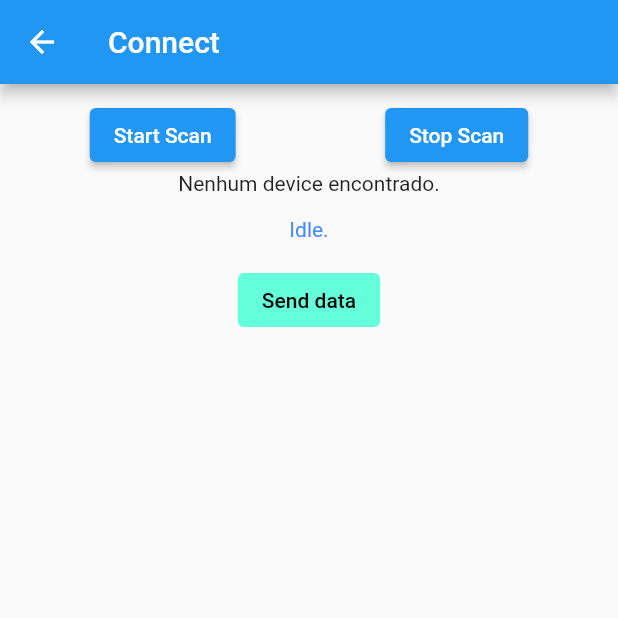
After one commit to kaiquegazola/poc_bluetooth, a Flutter app: the screen it shows after launch, after a tap on "Connect", on a phone screen of 412 x 824 dp, the top half of it. The commit adds this screen. Run offline on Flutter 3.47's test engine with Material 2 defaults, Android fonts, the phone set to English and light mode, and no system bars; our stand-ins replace avatar_glow, flutter_blue.

Commit message:
refactor pages

```diff
--- /dev/null
+++ b/lib/connect/connect_page.dart
@@ -0,0 +1,193 @@
+import 'dart:async';
+
+import 'package:avatar_glow/avatar_glow.dart';
+import 'package:flutter/material.dart';
+import 'package:flutter_blue/flutter_blue.dart';
+
+class ConnectPage extends StatefulWidget {
+  const ConnectPage({Key? key}) : super(key: key);
+
+  @override
+  _ConnectPageState createState() => _ConnectPageState();
+}
+
+class _ConnectPageState extends State<ConnectPage> {
+  BluetoothDevice? selectedDevice;
+  StreamController<String> status = StreamController<String>();
+  String? lastStatus;
+  FlutterBlue flutterBlue = FlutterBlue.instance;
+
+  @override
+  Widget build(BuildContext context) {
+    return Scaffold(
+        appBar: AppBar(
+          title: const Text('Connect'),
+        ),
+        body: SafeArea(
+          child: SingleChildScrollView(
+            padding: const EdgeInsets.all(10),
+            child: Column(
+              mainAxisSize: MainAxisSize.max,
+              crossAxisAlignment: CrossAxisAlignment.center,
+              mainAxisAlignment: MainAxisAlignment.center,
+              children: <Widget>[
+                Row(
+                  mainAxisAlignment: MainAxisAlignment.spaceAround,
+                  children: <Widget>[
+                    ElevatedButton(
+                      onPressed: () {
+                        flutterBlue.startScan(
+                            timeout: const Duration(seconds: 30));
+                        status.add('Scanning...');
+                      },
+                      child: const Text('Start Scan'),
+                    ),
+                    ElevatedButton(
+                      onPressed: () {
+                        flutterBlue.stopScan();
+                        status.add('Idle.');
+                      },
+                      child: const Text('Stop Scan'),
+                    ),
+                  ],
+                ),
+                StreamBuilder<List<ScanResult>>(
+                  stream: flutterBlue.scanResults,
+                  builder: (BuildContext context,
+                      AsyncSnapshot<List<ScanResult>> snapshot) {
+                    if (snapshot.data == null) {
+                      return Container();
+                    }
+                    if (snapshot.data!.isNotEmpty) {
+                      return Wrap(
+                        alignment: WrapAlignment.center,
+                        children: <Widget>[
+                          ...snapshot.data!
+                              .map(
+                                (ScanResult e) => GestureDetector(
+                                  onTap: () async {
+                                    if (await deviceConnected(e.device)) {
+                                      setState(() {
+                                        selectedDevice = e.device;
+                                      });
+                                    } else {
+                                      connectDevice(e.device);
+                                    }
+                                  },
+                                  child: _avatar(
+                                    e.device,
+                                  ),
+                                ),
+                              )
+                              .toList(),
+                        ],
+                      );
+                    } else {
+                      return const Text('Nenhum device encontrado.');
+                    }
+                  },
+                ),
+                StreamBuilder<String>(
+                  stream: status.stream,
+                  builder:
+                      (BuildContext context, AsyncSnapshot<String> snapshot) {
+                    return Padding(
+                      padding: const EdgeInsets.all(15),
+                      child: Text(
+                        snapshot.data ?? 'Idle.',
+                        style: const TextStyle(
+                          color: Colors.blueAccent,
+                        ),
+                      ),
+                    );
+                  },
+                ),
+                ElevatedButton(
+                  style: ButtonStyle(
+                    foregroundColor: MaterialStateColor.resolveWith(
+                      (Set<MaterialState> states) => Colors.black,
+                    ),
+                    backgroundColor: MaterialStateColor.resolveWith(
+                      (Set<MaterialState> states) => Colors.tealAccent,
+                    ),
+                  ),
+                  onPressed: selectedDevice != null ? () {} : null,
+                  child: const Text('Send data'),
+                ),
+              ],
+            ),
+          ),
+        ));
+  }
+
+  Widget _avatar(BluetoothDevice device) {
+    return FutureBuilder<bool>(
+        future: deviceConnected(device),
+        initialData: false,
+        builder: (BuildContext context, AsyncSnapshot<bool> snapshot) {
+          return AvatarGlow(
+            glowColor: snapshot.data! ? Colors.blue : Colors.grey,
+            endRadius: 60.0,
+            duration: const Duration(milliseconds: 2000),
+            repeat: true,
+            showTwoGlows: true,
+            repeatPauseDuration: const Duration(milliseconds: 100),
+            child: Material(
+              elevation: 5.0,
+              shape: const CircleBorder(),
+              child: CircleAvatar(
+                backgroundColor: Colors.grey[100],
+                child: Padding(
+                  padding: const EdgeInsets.all(10),
+                  child: FittedBox(
+                    fit: BoxFit.cover,
+                    child: Text(
+                      deviceName(
+                            device,
+                          ) +
+                          (device == selectedDevice ? '\n(selected)' : ''),
+                      maxLines: 2,
+                      textAlign: TextAlign.center,
+                      style: TextStyle(
+                        color: device == selectedDevice
+                            ? Colors.deepPurpleAccent
+                            : Colors.blue,
+                        height: 1.5,
+                      ),
+                    ),
+                  ),
+                ),
+                radius: 40.0,
+              ),
+            ),
+          );
+        });
+  }
+
+  Future<void> connectDevice(BluetoothDevice device) async {
+    try {
+      final String name = deviceName(device);
+      if (!await deviceConnected(device)) {
+        status.add('Connecting to $name...');
+        return device.connect().then((void v) async {
+          final bool connected = await deviceConnected(device);
+          status.add(
+            connected ? 'Connected to $name.' : 'Failed to connect in $name.',
+          );
+        });
+      }
+      status.add('Already connected to $name');
+    } catch (e) {
+      status.add('error in connect device: $e');
+    }
+  }
+
+  String deviceName(BluetoothDevice device) {
+    return device.name.isNotEmpty ? device.name : device.id.id;
+  }
+
+  Future<bool> deviceConnected(BluetoothDevice device) async {
+    final List<BluetoothDevice> list = await flutterBlue.connectedDevices;
+    return list.contains(device);
+  }
+}
--- a/lib/main.dart
+++ b/lib/main.dart
@@ -1,8 +1,6 @@
-import 'dart:async';
-
-import 'package:avatar_glow/avatar_glow.dart';
 import 'package:flutter/material.dart';
-import 'package:flutter_blue/flutter_blue.dart';
+import 'package:poc_bluetooth/connect/connect_page.dart';
+import 'package:poc_bluetooth/host/host_page.dart';
 
 void main() {
   runApp(const MyApp());
@@ -19,164 +17,47 @@ class MyApp extends StatelessWidget {
       theme: ThemeData(
         primarySwatch: Colors.blue,
       ),
-      home: const HomePage(),
+      home: const ChoosePage(),
     );
   }
 }
 
-class HomePage extends StatefulWidget {
-  const HomePage({Key? key}) : super(key: key);
-
-  @override
-  State<HomePage> createState() => _HomePageState();
-}
-
-class _HomePageState extends State<HomePage> {
-  StreamController<String> status = StreamController<String>();
-  String? lastStatus;
-  FlutterBlue flutterBlue = FlutterBlue.instance;
+class ChoosePage extends StatelessWidget {
+  const ChoosePage({Key? key}) : super(key: key);
 
   @override
   Widget build(BuildContext context) {
-    return Scaffold(
-        body: SafeArea(
-      child: SingleChildScrollView(
-        padding: const EdgeInsets.all(10),
-        child: Column(
-          mainAxisSize: MainAxisSize.max,
-          crossAxisAlignment: CrossAxisAlignment.center,
-          mainAxisAlignment: MainAxisAlignment.center,
-          children: <Widget>[
-            Row(
+    return SafeArea(
+      child: Container(
+        color: Colors.grey[100],
+        child: Center(
+          child: Row(
             mainAxisAlignment: MainAxisAlignment.spaceAround,
             children: <Widget>[
-                ElevatedButton(
+              OutlinedButton(
                 onPressed: () {
-                    flutterBlue.startScan(timeout: const Duration(seconds: 30));
-                    status.add('Scanning...');
+                  Navigator.of(context).push<void>(
+                    MaterialPageRoute<void>(
+                      builder: (BuildContext context) => const ConnectPage(),
+                    ),
+                  );
                 },
-                  child: const Text('Start Scan'),
+                child: const Text('Connect'),
               ),
-                ElevatedButton(
+              OutlinedButton(
                 onPressed: () {
-                    flutterBlue.stopScan();
-                    status.add('Idle.');
+                  Navigator.of(context).push<void>(
+                    MaterialPageRoute<void>(
+                      builder: (BuildContext context) => const HostPage(),
+                    ),
+                  );
                 },
-                  child: const Text('Stop Scan'),
+                child: const Text('Host'),
               ),
             ],
           ),
-            StreamBuilder<List<ScanResult>>(
-              stream: flutterBlue.scanResults,
-              builder: (BuildContext context,
-                  AsyncSnapshot<List<ScanResult>> snapshot) {
-                if (snapshot.data == null) {
-                  return Container();
-                }
-                if (snapshot.data!.isNotEmpty) {
-                  return Wrap(
-                    alignment: WrapAlignment.center,
-                    children: <Widget>[
-                      ...snapshot.data!
-                          .map(
-                            (ScanResult e) => GestureDetector(
-                              onTap: () {
-                                connectDevice(e.device);
-                              },
-                              child: _avatar(
-                                e.device,
-                              ),
-                            ),
-                          )
-                          .toList(),
-                    ],
-                  );
-                } else {
-                  return const Text('Nenhum device encontrado.');
-                }
-              },
-            ),
-            StreamBuilder<String>(
-              stream: status.stream,
-              builder: (BuildContext context, AsyncSnapshot<String> snapshot) {
-                return Padding(
-                  padding: const EdgeInsets.all(15),
-                  child: Text(
-                    snapshot.data ?? 'Idle.',
-                    style: const TextStyle(
-                      color: Colors.blueAccent,
         ),
       ),
     );
-              },
-            )
-          ],
-        ),
-      ),
-    ));
-  }
-
-  Widget _avatar(BluetoothDevice device) {
-    return FutureBuilder<bool>(
-        future: deviceConnected(device),
-        initialData: false,
-        builder: (BuildContext context, AsyncSnapshot<bool> snapshot) {
-          return AvatarGlow(
-            glowColor: snapshot.data! ? Colors.blue : Colors.grey,
-            endRadius: 60.0,
-            duration: const Duration(milliseconds: 2000),
-            repeat: true,
-            showTwoGlows: true,
-            repeatPauseDuration: const Duration(milliseconds: 100),
-            child: Material(
-              elevation: 8.0,
-              shape: const CircleBorder(),
-              child: CircleAvatar(
-                backgroundColor: Colors.grey[100],
-                child: Padding(
-                  padding: const EdgeInsets.all(10),
-                  child: FittedBox(
-                    fit: BoxFit.cover,
-                    child: Text(
-                      deviceName(
-                        device,
-                      ),
-                      maxLines: 2,
-                      textAlign: TextAlign.center,
-                    ),
-                  ),
-                ),
-                radius: 40.0,
-              ),
-            ),
-          );
-        });
-  }
-
-  Future<void> connectDevice(BluetoothDevice device) async {
-    try {
-      final String name = deviceName(device);
-      if (!await deviceConnected(device)) {
-        status.add('Connecting to $name...');
-        return device.connect().then((void v) async {
-          final bool connected = await deviceConnected(device);
-          status.add(
-            connected ? 'Connected to $name.' : 'Failed to connect in $name.',
-          );
-        });
-      }
-      status.add('Already connected to $name');
-    } catch (e) {
-      status.add('error in connect device: $e');
   }
 }
-
-  String deviceName(BluetoothDevice device) {
-    return device.name.isNotEmpty ? device.name : device.id.id;
-  }
-
-  Future<bool> deviceConnected(BluetoothDevice device) async {
-    final List<BluetoothDevice> list = await flutterBlue.connectedDevices;
-    return list.contains(device);
-  }
-}
--- a/pubspec.yaml
+++ b/pubspec.yaml
@@ -39,6 +39,7 @@ dependencies:
       url: git@github.com:Rexios80/flutter_blue.git
       ref: 478e42d6b90f1b5ffb30a94236555d0f377553cc
   avatar_glow: ^2.0.1
+  flutter_ble_peripheral: ^0.5.0+1
 
 dev_dependencies:
   flutter_test:
```
Also changed, not shown: lib/host/host_page.dart (added, +14 -0 lines), pubspec.lock, 1 other file. Lines whose indentation alone changed are shown as unchanged.
